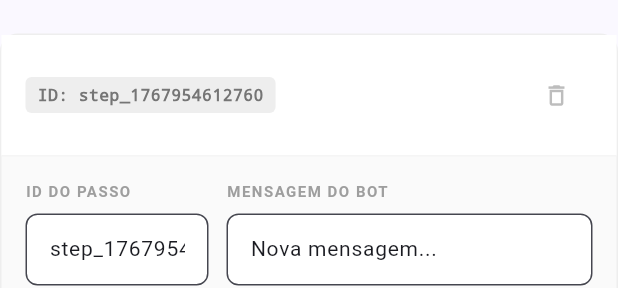
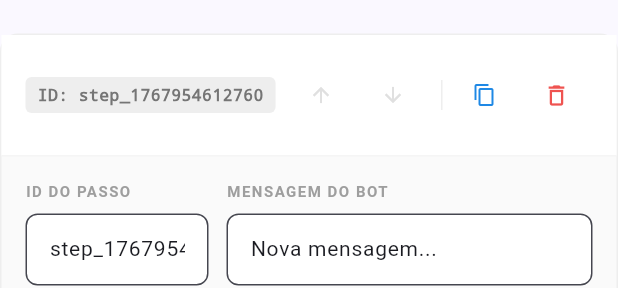
Before and after one commit to SamuelGFDias/exposition_site_prototipe, a Flutter app: the ChatbotTab widget shown alone on an empty page, opened directly with empty values, after a tap on "Novo Passo", on a phone screen of 412 x 824 dp. Shown: the part 418-706 px from the top of the screen. Run offline on Flutter 3.47's test engine with Material 3 defaults, Android fonts, the phone set to English and light mode, and no system bars; our stand-ins replace cached_network_image, flutter_riverpod, go_router, timezone, url_strategy; network calls fail; Roboto replaces fonts that are missing (system-ui).

Commit message:
Enhance chatbot flow management with step reordering and duplication features

```diff
--- a/lib/features/admin/widgets/chatbot_tab.dart
+++ b/lib/features/admin/widgets/chatbot_tab.dart
@@ -92,6 +92,46 @@ class _ChatbotTabState extends State<ChatbotTab> {
     final newOptions = List<ChatbotFlowOption>.from(step.options);
     newOptions[optIndex] = option;
     _updateFlowStep(stepIndex, step.copyWith(options: newOptions));
+  }
+
+  void _moveStepUp(int index) {
+    if (index <= 0) return;
+    final newFlow = List<ChatbotFlowStep>.from(_config.chatbot.flow);
+    final temp = newFlow[index];
+    newFlow[index] = newFlow[index - 1];
+    newFlow[index - 1] = temp;
+    _updateConfig(_config.copyWith(
+      chatbot: _config.chatbot.copyWith(flow: newFlow),
+    ));
+  }
+
+  void _moveStepDown(int index) {
+    if (index >= _config.chatbot.flow.length - 1) return;
+    final newFlow = List<ChatbotFlowStep>.from(_config.chatbot.flow);
+    final temp = newFlow[index];
+    newFlow[index] = newFlow[index + 1];
+    newFlow[index + 1] = temp;
+    _updateConfig(_config.copyWith(
+      chatbot: _config.chatbot.copyWith(flow: newFlow),
+    ));
+  }
+
+  void _duplicateStep(int index) {
+    final step = _config.chatbot.flow[index];
+    final newId = 'step_${DateTime.now().millisecondsSinceEpoch}';
+    final duplicatedStep = ChatbotFlowStep(
+      id: newId,
+      message: '${step.message} (cópia)',
+      options: step.options.map((opt) => ChatbotFlowOption(
+        label: opt.label,
+        nextId: opt.nextId,
+      )).toList(),
+    );
+    final newFlow = List<ChatbotFlowStep>.from(_config.chatbot.flow);
+    newFlow.insert(index + 1, duplicatedStep);
+    _updateConfig(_config.copyWith(
+      chatbot: _config.chatbot.copyWith(flow: newFlow),
+    ));
   }
 
   @override
@@ -243,11 +283,58 @@ class _ChatbotTabState extends State<ChatbotTab> {
                               ),
                             ],
                             const Spacer(),
-                            IconButton(
-                              icon: const Icon(Icons.delete_outline, size: 18),
-                              onPressed: isStart ? null : () => _removeFlowStep(index),
-                              color: Colors.grey.shade400,
-                              disabledColor: Colors.grey.shade300,
+                            // Controles de reordenação e ações
+                            Row(
+                              mainAxisSize: MainAxisSize.min,
+                              children: [
+                                // Setas para mover
+                                IconButton(
+                                  icon: const Icon(Icons.arrow_upward, size: 16),
+                                  onPressed: index == 0 ? null : () => _moveStepUp(index),
+                                  color: themeConfig.textColor,
+                                  disabledColor: Colors.grey.shade300,
+                                  padding: EdgeInsets.zero,
+                                  constraints: const BoxConstraints(minWidth: 32, minHeight: 32),
+                                  tooltip: 'Mover para cima',
+                                ),
+                                IconButton(
+                                  icon: const Icon(Icons.arrow_downward, size: 16),
+                                  onPressed: index == _config.chatbot.flow.length - 1
+                                      ? null
+                                      : () => _moveStepDown(index),
+                                  color: themeConfig.textColor,
+                                  disabledColor: Colors.grey.shade300,
+                                  padding: EdgeInsets.zero,
+                                  constraints: const BoxConstraints(minWidth: 32, minHeight: 32),
+                                  tooltip: 'Mover para baixo',
+                                ),
+                                const SizedBox(width: 4),
+                                Container(
+                                  width: 1,
+                                  height: 20,
+                                  color: Colors.grey.shade200,
+                                  margin: const EdgeInsets.symmetric(horizontal: 4),
+                                ),
+                                // Duplicar
+                                IconButton(
+                                  icon: const Icon(Icons.content_copy, size: 16),
+                                  onPressed: () => _duplicateStep(index),
+                                  color: Colors.blue.shade600,
+                                  padding: EdgeInsets.zero,
+                                  constraints: const BoxConstraints(minWidth: 32, minHeight: 32),
+                                  tooltip: 'Duplicar passo',
+                                ),
+                                // Deletar
+                                IconButton(
+                                  icon: const Icon(Icons.delete_outline, size: 18),
+                                  onPressed: isStart ? null : () => _removeFlowStep(index),
+                                  color: Colors.red.shade400,
+                                  disabledColor: Colors.grey.shade300,
+                                  padding: EdgeInsets.zero,
+                                  constraints: const BoxConstraints(minWidth: 32, minHeight: 32),
+                                  tooltip: isStart ? 'Não pode deletar o passo inicial' : 'Deletar passo',
+                                ),
+                              ],
                             ),
                           ],
                         ),
```
Also changed, not shown: 1 other file.
